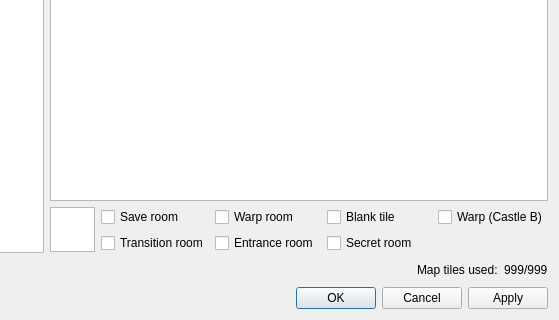
Qt form dsvedit/map_editor.ui (LagoLunatic/DSVEdit) before a commit; both pictures show x 465 to 1024 and y 230 to 550 of the 1024 by 550 pixel window.
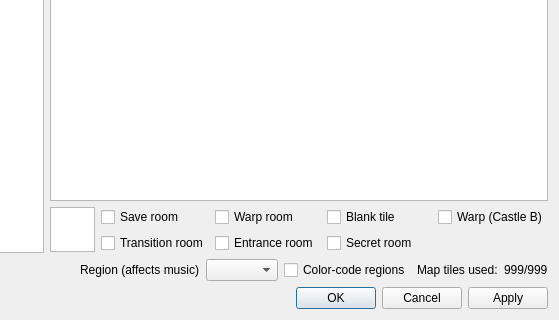
The same form after that commit.

Commit message: HoD: Allow editing region indexes on the map

Diff of the .ui file:
```diff
--- a/dsvedit/map_editor.ui
+++ b/dsvedit/map_editor.ui
@@ -134,6 +134,23 @@
        </property>
       </spacer>
      </item>
+     <item>
+      <widget class="QLabel" name="label">
+       <property name="text">
+        <string>Region (affects music)</string>
+       </property>
+      </widget>
+     </item>
+     <item>
+      <widget class="QComboBox" name="region_index"/>
+     </item>
+     <item>
+      <widget class="QCheckBox" name="color_code_regions">
+       <property name="text">
+        <string>Color-code regions</string>
+       </property>
+      </widget>
+     </item>
      <item>
       <widget class="QLabel" name="used_tiles_label">
        <property name="text">
```
The commit also changes 5 other files.
